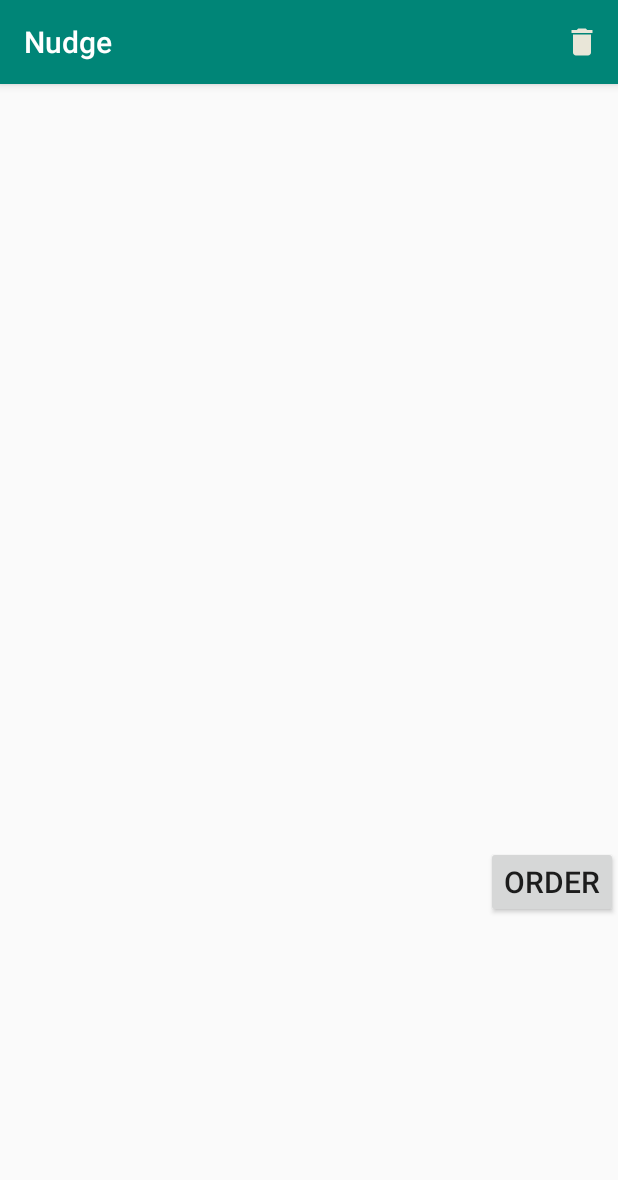
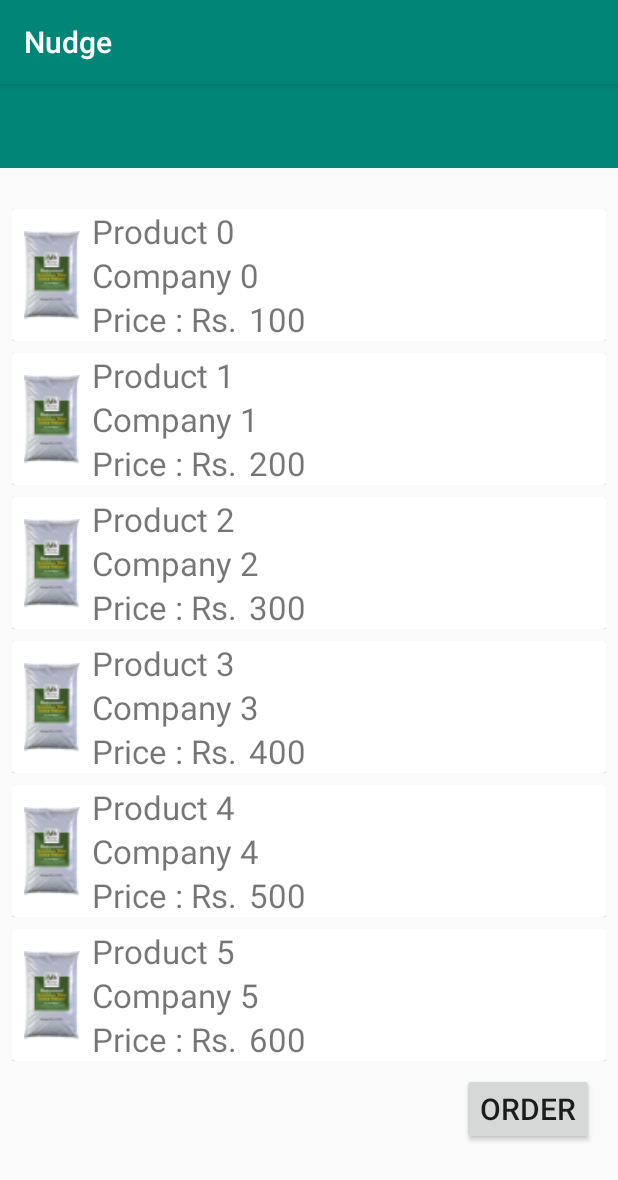
Before and after one commit to kashastic/pubNudgePrototype, an Android app: the ViewStore screen opened directly, with no data from a screen before it, on a phone screen of 412 x 824 dp. Shown: the top 1180 px of the screen. Run offline under Robolectric (Android 15) with nearby library versions, the phone set to English and light mode, and no system bars; 1 statement that could not run was skipped.

```diff
--- a/NudgeRewriten/app/src/main/java/com/example/nudgerewriten/activities/ViewStore.java
+++ b/NudgeRewriten/app/src/main/java/com/example/nudgerewriten/activities/ViewStore.java
@@ -6,6 +6,10 @@ import android.support.v7.widget.LinearLayoutManager;
 import android.support.v7.widget.RecyclerView;
 import android.support.v7.widget.Toolbar;
 import android.view.Menu;
+import android.view.MenuItem;
+import android.view.View;
+import android.widget.CheckBox;
+import android.widget.TextView;
 
 import com.example.nudgerewriten.R;
 import com.example.nudgerewriten.adapters.ProductAdapter;
@@ -15,34 +19,106 @@ import com.example.nudgerewriten.models.products;
 import java.util.ArrayList;
 import java.util.List;
 
-public class ViewStore extends AppCompatActivity {
+public class ViewStore extends AppCompatActivity implements View.OnLongClickListener {
 
+    public boolean is_item_checked=false;
+    TextView counterTextview;
     public RecyclerView prodRcvId;
     public RecyclerView.LayoutManager layoutManager;
     List<products> Products = new ArrayList<>();
     private Toolbar toolbar;
     private ProductViewAdapter adapter;
-
+    ArrayList<products> selectionlist;
+    int count=0;
     @Override
     protected void onCreate(Bundle savedInstanceState) {
         super.onCreate(savedInstanceState);
         setContentView(R.layout.activity_view_store);
+        toolbar= (Toolbar) findViewById(R.id.itempurcharge);
+        setSupportActionBar(toolbar);
+        counterTextview=(TextView) findViewById(R.id.counterItem);
+        counterTextview.setVisibility(View.GONE);
         for(int i=0;i<6; i++ ) {
-            Products.add(new products("Product "+"i","Company "+ "i",(1+i)*100 ,R.drawable.fertilizer));
+            Products.add(new products("Product "+i,"Company "+i,(1+i)*100 ,R.drawable.fertilizer));
         }
-        toolbar= findViewById(R.id.itempurchage);
-        setSupportActionBar(toolbar);
+        selectionlist = new ArrayList<>();
         prodRcvId=findViewById(R.id.recyclerViewStore);
         layoutManager = new LinearLayoutManager(this);
         prodRcvId.setHasFixedSize(true);
         prodRcvId.setLayoutManager(layoutManager);
-        adapter = new ProductViewAdapter(Products,ViewStore.this);
+        adapter = new ProductViewAdapter(Products,this);
         prodRcvId.setAdapter(adapter);
     }
 
+
+
     @Override
-    public boolean onCreateOptionsMenu(Menu menu) {
-        getMenuInflater().inflate(R.menu.itemselect_menu,menu);
-        return super.onCreateOptionsMenu(menu);
+    public boolean onLongClick(View v) {
+        toolbar.getMenu().clear();
+        toolbar.inflateMenu(R.menu.itemselect_menu);
+        counterTextview.setVisibility(View.VISIBLE);
+        is_item_checked=true;
+        adapter.notifyDataSetChanged();
+        getSupportActionBar().setDisplayHomeAsUpEnabled(true);
+        return true;
+    }
+    public void prepareselection(View view,int pos){
+
+        if(((CheckBox)view).isChecked()){
+            selectionlist.add(Products.get(pos));
+            count +=1;
+            updateCounnter(count);
+        }
+        else {
+            selectionlist.remove(Products.get(pos));
+            count-=1;
+            updateCounnter(count);
+        }
+
+    }
+    public void updateCounnter(int count)
+    {
+        if(count == 0)
+        {
+            counterTextview.setText("0 item Selected");
+        }
+        else {
+            counterTextview.setText(count+"item Selected");
+        }
+    }
+
+    @Override
+    public boolean onOptionsItemSelected(MenuItem item) {
+        if(item.getItemId()==R.id.item_delete)
+        {
+            clearAction();
+            ProductViewAdapter productadapter= (ProductViewAdapter) adapter;
+            productadapter.updateAdapter(selectionlist);
+
+        }
+        else if (item.getItemId()== android.R.id.home)
+        {
+            clearAction();
+            adapter.notifyDataSetChanged();
+        }
+        return true;
+    }
+
+    public void clearAction(){
+        is_item_checked= false;
+        toolbar.getMenu().clear();
+        getSupportActionBar().setDisplayHomeAsUpEnabled(false);
+        counterTextview.setText(View.GONE);
+        counterTextview.setText("0 item Selected");
+    }
+    @Override
+    public void onBackPressed() {
+        if (is_item_checked) {
+            clearAction();
+            adapter.notifyDataSetChanged();
+        }
+        else {
+            super.onBackPressed();
+        }
     }
 }
--- a/NudgeRewriten/app/src/main/java/com/example/nudgerewriten/adapters/ProductViewAdapter.java
+++ b/NudgeRewriten/app/src/main/java/com/example/nudgerewriten/adapters/ProductViewAdapter.java
@@ -2,6 +2,7 @@ package com.example.nudgerewriten.adapters;
 
 import android.content.Context;
 import android.support.annotation.NonNull;
+import android.support.v7.widget.CardView;
 import android.support.v7.widget.RecyclerView;
 import android.view.LayoutInflater;
 import android.view.View;
@@ -11,15 +12,15 @@ import android.widget.ImageView;
 import android.widget.TextView;
 
 import com.example.nudgerewriten.R;
-import com.example.nudgerewriten.activities.MainActivity;
 import com.example.nudgerewriten.activities.ViewStore;
 import com.example.nudgerewriten.models.products;
 
+import java.util.ArrayList;
 import java.util.List;
 
 public class ProductViewAdapter extends RecyclerView.Adapter<ProductViewAdapter.ProductViewHolder> {
 
-    private List<products> Products;
+    public List<products> Products;
     ViewStore viewStore;
     Context context;
 
@@ -44,6 +45,14 @@ public class ProductViewAdapter extends RecyclerView.Adapter<ProductViewAdapter.
         viewHolder.Price.setText(Integer.toString(Products.get(i).getPrice()));
         viewHolder.Productname.setText(Products.get(i).getProductname());
         viewHolder.Productcompany.setText(Products.get(i).getProductComany());
+        if(!viewStore.is_item_checked)
+        {
+            viewHolder.checkBox.setVisibility(View.GONE);
+        }
+        else {
+            viewHolder.checkBox.setVisibility(View.VISIBLE);
+            viewHolder.checkBox.setChecked(false);
+        }
     }
 
     @Override
@@ -51,19 +60,39 @@ public class ProductViewAdapter extends RecyclerView.Adapter<ProductViewAdapter.
         return Products.size();
     }
 
-    public static class ProductViewHolder extends RecyclerView.ViewHolder
+    public static class ProductViewHolder extends RecyclerView.ViewHolder implements View.OnClickListener
     {
+
         ImageView itemimage;
         TextView Productname,Productcompany,Price;
         CheckBox checkBox;
         ViewStore viewStore;
+        CardView cardView;
         public ProductViewHolder(@NonNull View itemView, ViewStore viewStore) {
             super(itemView);
             itemimage=(ImageView) itemView.findViewById(R.id.viewstoreimage);
             Productname=(TextView) itemView.findViewById(R.id.viewproduct);
             Productcompany =(TextView) itemView.findViewById(R.id.viewproductcompany);
             Price=(TextView) itemView.findViewById(R.id.priceset);
+            checkBox=(CheckBox) itemView.findViewById(R.id.checkeditems);
+            cardView = (CardView) itemView.findViewById(R.id.eachproduct);
+            cardView.setOnLongClickListener(viewStore);
             this.viewStore = viewStore;
+            checkBox.setOnClickListener(this);
         }
+
+        @Override
+        public void onClick(View v) {
+            viewStore.prepareselection(v,getAdapterPosition());
+        }
+
+    }
+    public void updateAdapter(ArrayList<products> list)
+    {
+        for (products products: list)
+        {
+            Products.remove(products);
+        }
+        notifyDataSetChanged();
     }
 }
--- a/NudgeRewriten/app/src/main/res/layout/activity_view_store.xml
+++ b/NudgeRewriten/app/src/main/res/layout/activity_view_store.xml
@@ -4,28 +4,36 @@
     xmlns:tools="http://schemas.android.com/tools"
     android:layout_width="match_parent"
     android:layout_height="match_parent"
-    tools:context=".activities.ViewStore">
-
+    tools:context=".activities.ViewStore"
+    android:theme="@style/Theme.AppCompat.Light.NoActionBar">
+<android.support.v4.widget.NestedScrollView
+    android:layout_width="match_parent"
+    android:layout_height="match_parent">
+   <android.support.constraint.ConstraintLayout
+       android:layout_width="match_parent"
+       android:layout_height="match_parent">
     <android.support.v7.widget.Toolbar
-        android:id="@+id/itempurchage"
+        android:id="@+id/itempurcharge"
         android:layout_width="match_parent"
         android:layout_height="wrap_content"
+        android:layout_marginBottom="11dp"
         android:background="@color/colorPrimary"
-        android:layout_marginBottom="11dp"
+        android:minHeight="?attr/actionBarSize"
         app:layout_constraintBottom_toTopOf="@+id/recyclerViewStore"
         app:layout_constraintEnd_toEndOf="parent"
+        app:layout_constraintHorizontal_bias="1.0"
         app:layout_constraintStart_toStartOf="parent"
-        app:layout_constraintTop_toTopOf="parent"
-        >
+        app:layout_constraintTop_toTopOf="parent">
 
         <TextView
+            android:id="@+id/counterItem"
             android:layout_width="wrap_content"
             android:layout_height="wrap_content"
+            android:layout_marginTop="5dp"
+            android:layout_marginRight="20dp"
             android:text="0 item Selected"
-            android:id="@+id/counterItem"
-            android:textSize="18dp"
             android:textColor="#FFFF"
-            />
+            android:textSize="18dp" />
     </android.support.v7.widget.Toolbar>
 
     <android.support.v7.widget.RecyclerView
@@ -33,13 +41,13 @@
         android:layout_width="match_parent"
         android:layout_height="wrap_content"
         android:layout_marginStart="8dp"
-        android:layout_marginTop="16dp"
+        android:layout_marginTop="8dp"
         android:layout_marginEnd="8dp"
-        android:layout_marginBottom="480dp"
-        app:layout_constraintBottom_toBottomOf="parent"
+        android:layout_marginBottom="8dp"
+        app:layout_constraintBottom_toTopOf="@+id/order"
         app:layout_constraintEnd_toEndOf="parent"
         app:layout_constraintStart_toStartOf="parent"
-        app:layout_constraintTop_toBottomOf="@+id/toolbar2">
+        app:layout_constraintTop_toBottomOf="@+id/itempurcharge">
 
     </android.support.v7.widget.RecyclerView>
 
@@ -47,10 +55,12 @@
         android:id="@+id/order"
         android:layout_width="wrap_content"
         android:layout_height="wrap_content"
-        android:layout_marginTop="8dp"
+        android:layout_marginEnd="16dp"
+        android:layout_marginBottom="16dp"
         android:text="Order"
         android:textSize="20dp"
         app:layout_constraintBottom_toBottomOf="parent"
-        app:layout_constraintEnd_toEndOf="parent"
-        app:layout_constraintTop_toBottomOf="@+id/recyclerViewStore" />
+        app:layout_constraintEnd_toEndOf="parent" />
+   </android.support.constraint.ConstraintLayout>
+</android.support.v4.widget.NestedScrollView>
 </android.support.constraint.ConstraintLayout>
--- a/NudgeRewriten/app/src/main/res/layout/activity_view_store_list.xml
+++ b/NudgeRewriten/app/src/main/res/layout/activity_view_store_list.xml
@@ -3,11 +3,14 @@
     xmlns:app="http://schemas.android.com/apk/res-auto"
     xmlns:tools="http://schemas.android.com/tools"
     android:orientation="vertical" android:layout_width="match_parent"
-    android:layout_height="match_parent">
+    android:layout_height="wrap_content"
+    android:layout_marginTop="8dp"
+    >
     <android.support.v7.widget.CardView
         android:layout_width="match_parent"
         android:layout_height="wrap_content"
-        android:orientation="horizontal">
+        android:orientation="horizontal"
+        android:id="@+id/eachproduct">
 
         <android.support.constraint.ConstraintLayout
             android:layout_width="match_parent"
@@ -56,7 +59,6 @@
                 android:layout_width="wrap_content"
                 android:layout_height="wrap_content"
                 android:layout_marginStart="8dp"
-                android:layout_marginTop="8dp"
                 android:text="Price : Rs."
                 android:textSize="22dp"
                 app:layout_constraintStart_toEndOf="@+id/viewstoreimage"
@@ -70,7 +72,8 @@
                 android:text="40"
                 android:textSize="22dp"
                 app:layout_constraintBottom_toBottomOf="parent"
-                app:layout_constraintStart_toEndOf="@+id/price" />
+                app:layout_constraintStart_toEndOf="@+id/price"
+                app:layout_constraintTop_toBottomOf="@+id/viewproductcompany" />
 
             <CheckBox
                 android:id="@+id/checkeditems"
```
